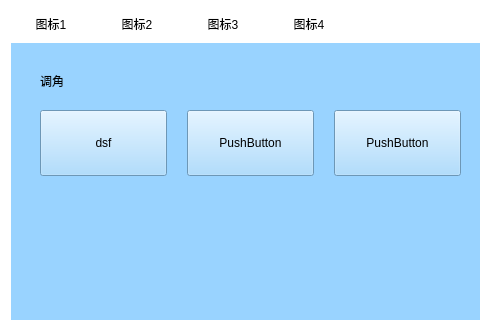
First picture: the form in WeighSensor/tiaojiao.ui, repository xsw258x2s5w8/WeightSensor, before the edit; both pictures show x 0 to 480 and y 0 to 320 of the 648 by 482 pixel window.
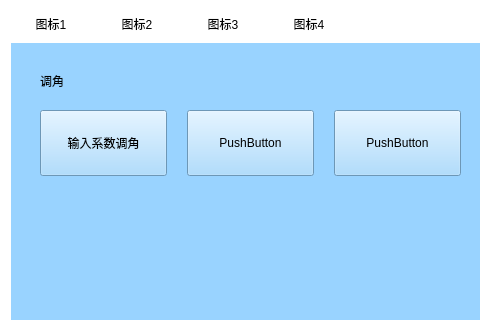
Second picture: the form after the edit.

Diff of the .ui file:
```diff
--- a/WeighSensor/tiaojiao.ui
+++ b/WeighSensor/tiaojiao.ui
@@ -116,7 +116,7 @@
            </size>
           </property>
           <property name="text">
-           <string>dsf</string>
+           <string>输入系数调角</string>
           </property>
          </widget>
         </item>
```
Left out of the diff: 4 changed lines with no effect on the pictures.
